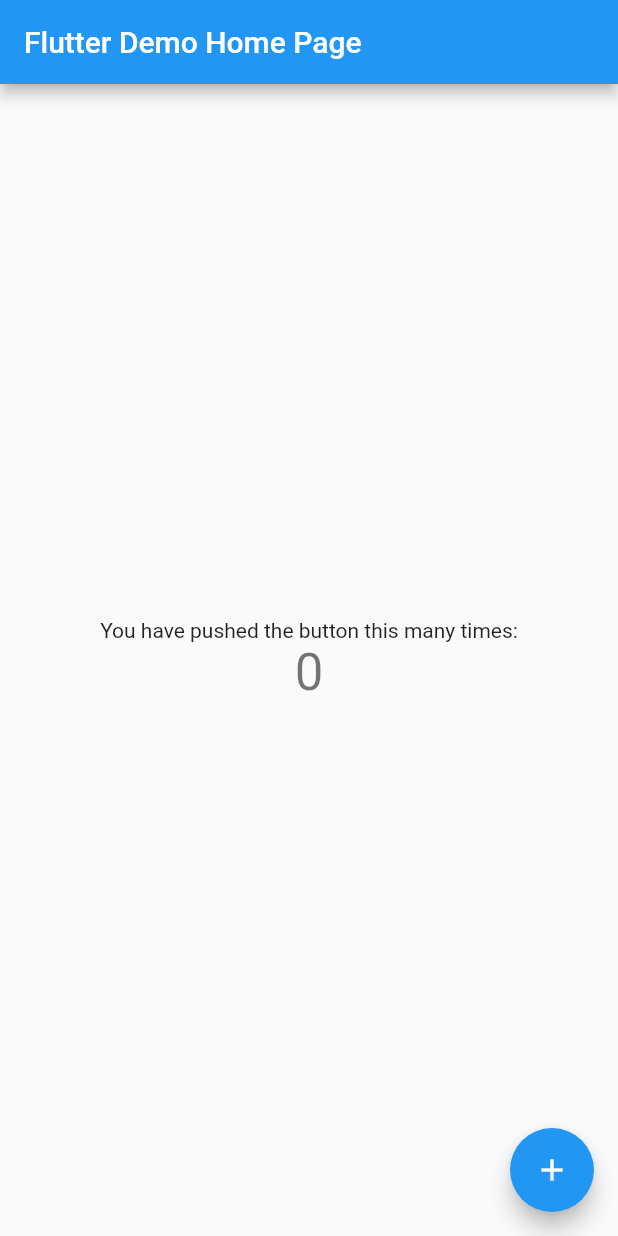
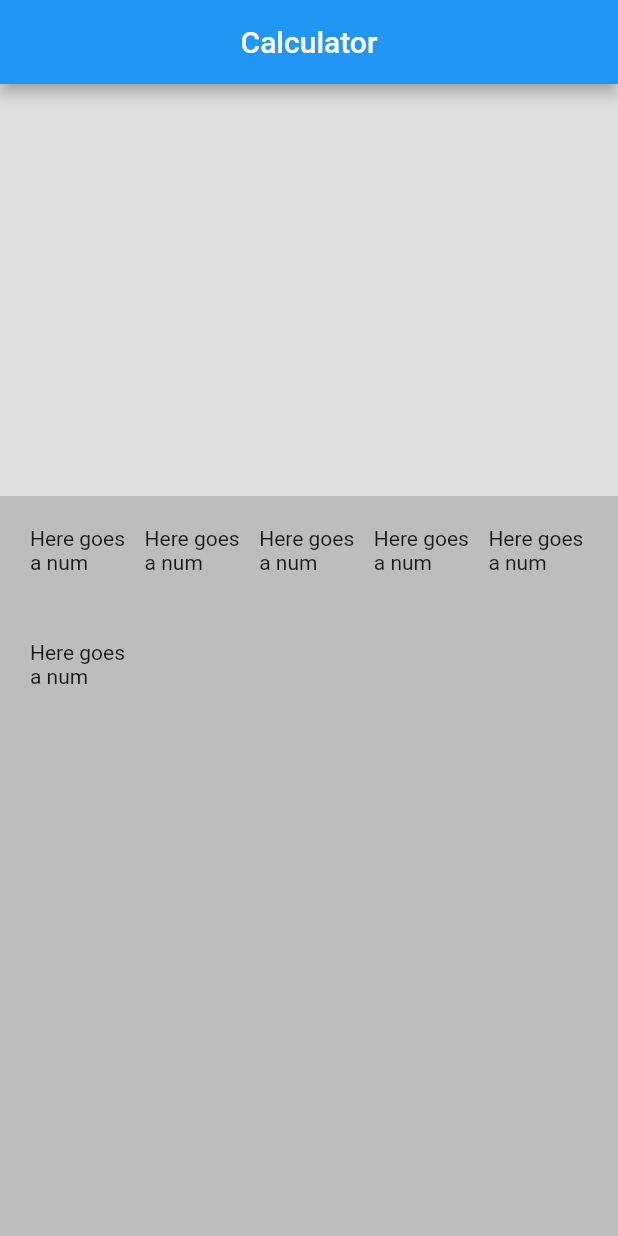
Before and after one commit to ikjot-2605/easy_calculator, a Flutter app: the screen it shows after launch, on a phone screen of 412 x 824 dp. Run offline on Flutter 3.47's test engine with Material 2 defaults, Android fonts, the phone set to English and light mode, and no system bars.

Commit message:
added basic layout

```diff
--- a/lib/main.dart
+++ b/lib/main.dart
@@ -1,3 +1,4 @@
+import 'package:easycalculator/presentation/calc_main_page.dart';
 import 'package:flutter/material.dart';
 
 void main() {
@@ -9,109 +10,9 @@ class MyApp extends StatelessWidget {
   @override
   Widget build(BuildContext context) {
     return MaterialApp(
-      title: 'Flutter Demo',
-      theme: ThemeData(
-        // This is the theme of your application.
-        //
-        // Try running your application with "flutter run". You'll see the
-        // application has a blue toolbar. Then, without quitting the app, try
-        // changing the primarySwatch below to Colors.green and then invoke
-        // "hot reload" (press "r" in the console where you ran "flutter run",
-        // or simply save your changes to "hot reload" in a Flutter IDE).
-        // Notice that the counter didn't reset back to zero; the application
-        // is not restarted.
-        primarySwatch: Colors.blue,
-        // This makes the visual density adapt to the platform that you run
-        // the app on. For desktop platforms, the controls will be smaller and
-        // closer together (more dense) than on mobile platforms.
-        visualDensity: VisualDensity.adaptivePlatformDensity,
-      ),
-      home: MyHomePage(title: 'Flutter Demo Home Page'),
+      title: 'Calculator App',
+      theme: ThemeData.light(),
+      home: CalculatorMainPage(),
     );
   }
 }
-
-class MyHomePage extends StatefulWidget {
-  MyHomePage({Key key, this.title}) : super(key: key);
-
-  // This widget is the home page of your application. It is stateful, meaning
-  // that it has a State object (defined below) that contains fields that affect
-  // how it looks.
-
-  // This class is the configuration for the state. It holds the values (in this
-  // case the title) provided by the parent (in this case the App widget) and
-  // used by the build method of the State. Fields in a Widget subclass are
-  // always marked "final".
-
-  final String title;
-
-  @override
-  _MyHomePageState createState() => _MyHomePageState();
-}
-
-class _MyHomePageState extends State<MyHomePage> {
-  int _counter = 0;
-
-  void _incrementCounter() {
-    setState(() {
-      // This call to setState tells the Flutter framework that something has
-      // changed in this State, which causes it to rerun the build method below
-      // so that the display can reflect the updated values. If we changed
-      // _counter without calling setState(), then the build method would not be
-      // called again, and so nothing would appear to happen.
-      _counter++;
-    });
-  }
-
-  @override
-  Widget build(BuildContext context) {
-    // This method is rerun every time setState is called, for instance as done
-    // by the _incrementCounter method above.
-    //
-    // The Flutter framework has been optimized to make rerunning build methods
-    // fast, so that you can just rebuild anything that needs updating rather
-    // than having to individually change instances of widgets.
-    return Scaffold(
-      appBar: AppBar(
-        // Here we take the value from the MyHomePage object that was created by
-        // the App.build method, and use it to set our appbar title.
-        title: Text(widget.title),
-      ),
-      body: Center(
-        // Center is a layout widget. It takes a single child and positions it
-        // in the middle of the parent.
-        child: Column(
-          // Column is also a layout widget. It takes a list of children and
-          // arranges them vertically. By default, it sizes itself to fit its
-          // children horizontally, and tries to be as tall as its parent.
-          //
-          // Invoke "debug painting" (press "p" in the console, choose the
-          // "Toggle Debug Paint" action from the Flutter Inspector in Android
-          // Studio, or the "Toggle Debug Paint" command in Visual Studio Code)
-          // to see the wireframe for each widget.
-          //
-          // Column has various properties to control how it sizes itself and
-          // how it positions its children. Here we use mainAxisAlignment to
-          // center the children vertically; the main axis here is the vertical
-          // axis because Columns are vertical (the cross axis would be
-          // horizontal).
-          mainAxisAlignment: MainAxisAlignment.center,
-          children: <Widget>[
-            Text(
-              'You have pushed the button this many times:',
-            ),
-            Text(
-              '$_counter',
-              style: Theme.of(context).textTheme.headline4,
-            ),
-          ],
-        ),
-      ),
-      floatingActionButton: FloatingActionButton(
-        onPressed: _incrementCounter,
-        tooltip: 'Increment',
-        child: Icon(Icons.add),
-      ), // This trailing comma makes auto-formatting nicer for build methods.
-    );
-  }
-}
--- /dev/null
+++ b/lib/presentation/calc_main_page.dart
@@ -0,0 +1,46 @@
+import 'package:flutter/material.dart';
+
+class CalculatorMainPage extends StatefulWidget {
+  @override
+  _CalculatorMainPageState createState() => _CalculatorMainPageState();
+}
+
+class _CalculatorMainPageState extends State<CalculatorMainPage> {
+  @override
+  Widget build(BuildContext context) {
+    return Scaffold(
+      appBar: AppBar(
+        title: Text('Calculator'),
+        centerTitle: true,
+      ),
+      body: Column(
+        children: [
+          Container(
+            height: MediaQuery.of(context).size.height / 3,
+            color: Colors.grey[300],
+          ),
+          Expanded(
+            child: Container(
+              color: Colors.grey[400],
+              child: GridView.count(
+                primary: false,
+                padding: const EdgeInsets.all(20),
+                crossAxisSpacing: 10,
+                mainAxisSpacing: 10,
+                crossAxisCount: 5,
+                children: <Widget>[
+                  Container(child: Text('Here goes a num')),
+                  Container(child: Text('Here goes a num')),
+                  Container(child: Text('Here goes a num')),
+                  Container(child: Text('Here goes a num')),
+                  Container(child: Text('Here goes a num')),
+                  Container(child: Text('Here goes a num')),
+                ],
+              ),
+            ),
+          )
+        ],
+      ),
+    );
+  }
+}
```
